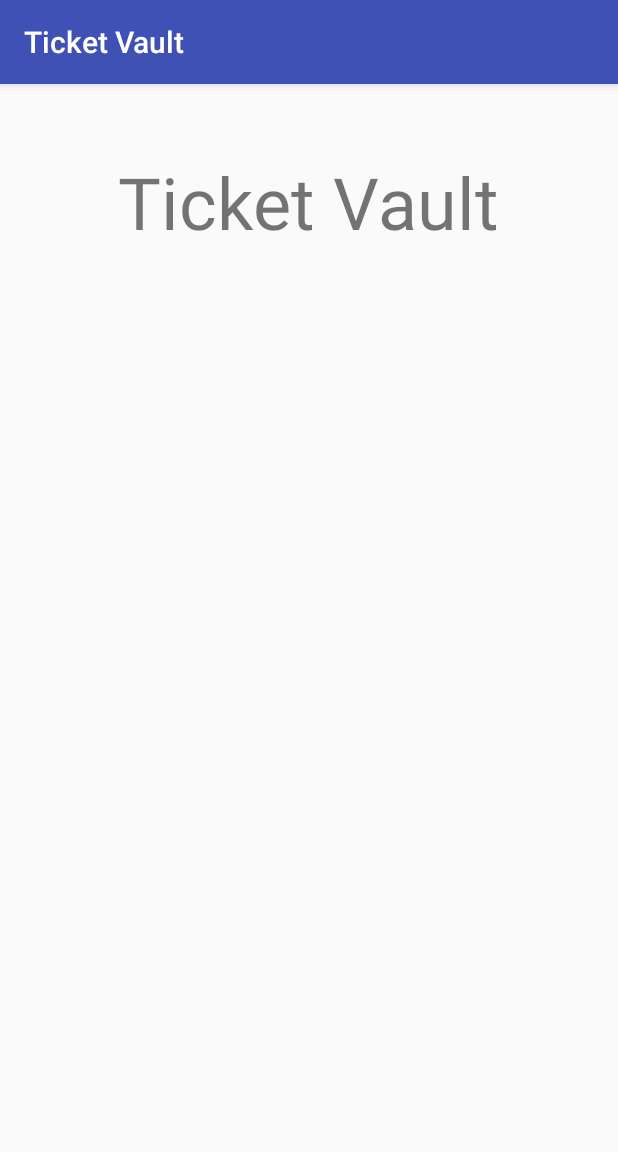
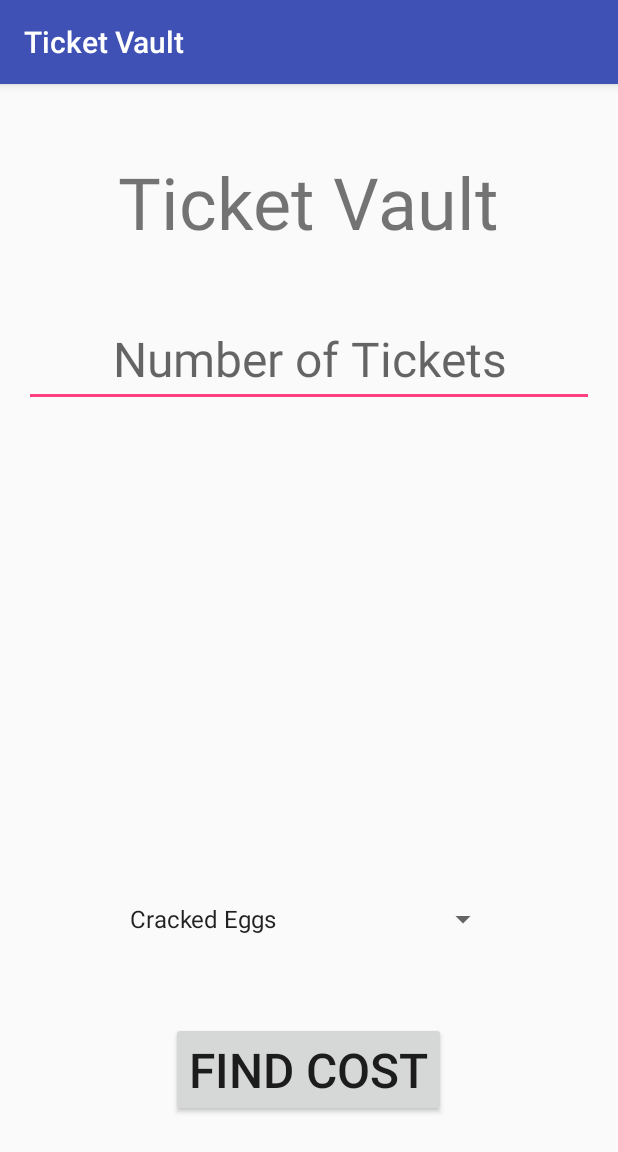
Before and after one commit to williamburbatt/AndroidStudioApp3, an Android app: the screen it shows after launch (MainActivity), on a phone screen of 412 x 824 dp. Shown: the top 1152 px of the screen. Run offline under Robolectric (Android 15) with nearby library versions, the phone set to English and light mode, and no system bars.

Commit message:
Finished Main Page

```diff
--- a/app/src/main/res/layout/activity_main.xml
+++ b/app/src/main/res/layout/activity_main.xml
@@ -1,5 +1,6 @@
 <?xml version="1.0" encoding="utf-8"?>
 <RelativeLayout xmlns:android="http://schemas.android.com/apk/res/android"
+    xmlns:app="http://schemas.android.com/apk/res-auto"
     android:layout_width="match_parent"
     android:layout_height="match_parent"
     >
@@ -13,4 +14,37 @@
         android:layout_marginTop="46dp"
         android:text="Ticket Vault"
         android:textSize="48sp" />
+
+    <EditText
+        android:id="@+id/numTickets"
+        android:layout_width="wrap_content"
+        android:layout_height="wrap_content"
+        android:layout_alignParentTop="true"
+        android:layout_centerHorizontal="true"
+        android:layout_marginTop="151dp"
+        android:ems="10"
+        android:inputType="number"
+        android:textSize="32sp"
+        android:hint="Number of Tickets"
+        android:textAlignment="center"/>
+
+    <Spinner
+        android:id="@+id/txtGroup"
+        android:layout_width="254dp"
+        android:layout_height="wrap_content"
+        android:layout_alignParentBottom="true"
+        android:layout_centerHorizontal="true"
+        android:layout_marginBottom="199dp"
+        android:entries="@array/txtGroup" />
+
+    <Button
+        android:id="@+id/btnCost"
+        android:layout_width="wrap_content"
+        android:layout_height="wrap_content"
+        android:layout_alignParentBottom="true"
+        android:layout_centerHorizontal="true"
+        android:layout_marginBottom="79dp"
+        android:text="Find Cost"
+        android:textSize="32sp" />
+
 </RelativeLayout>
--- a/app/src/main/res/values/strings.xml
+++ b/app/src/main/res/values/strings.xml
@@ -1,3 +1,8 @@
 <resources>
     <string name="app_name">Ticket Vault</string>
+    <string-array name="txtGroup">
+        <item value ="CrackedEggs">"Cracked Eggs"</item>
+        <item value ="ZigZag">"Zig Zag"</item>
+        <item value ="SpinOut">"Spin Out"</item>
+    </string-array>
 </resources>
```
